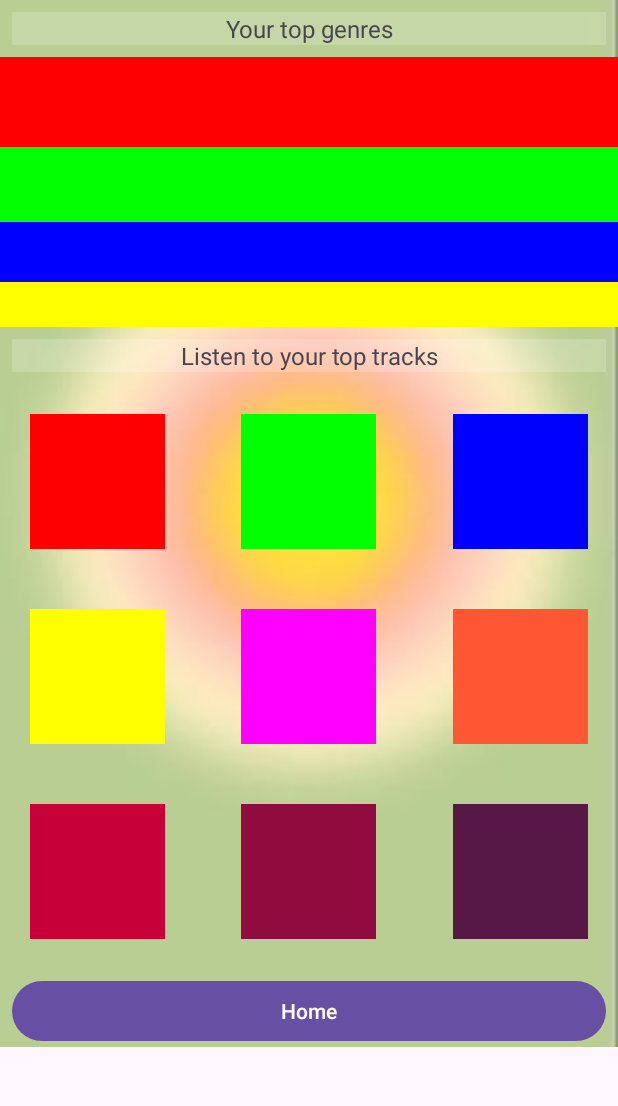
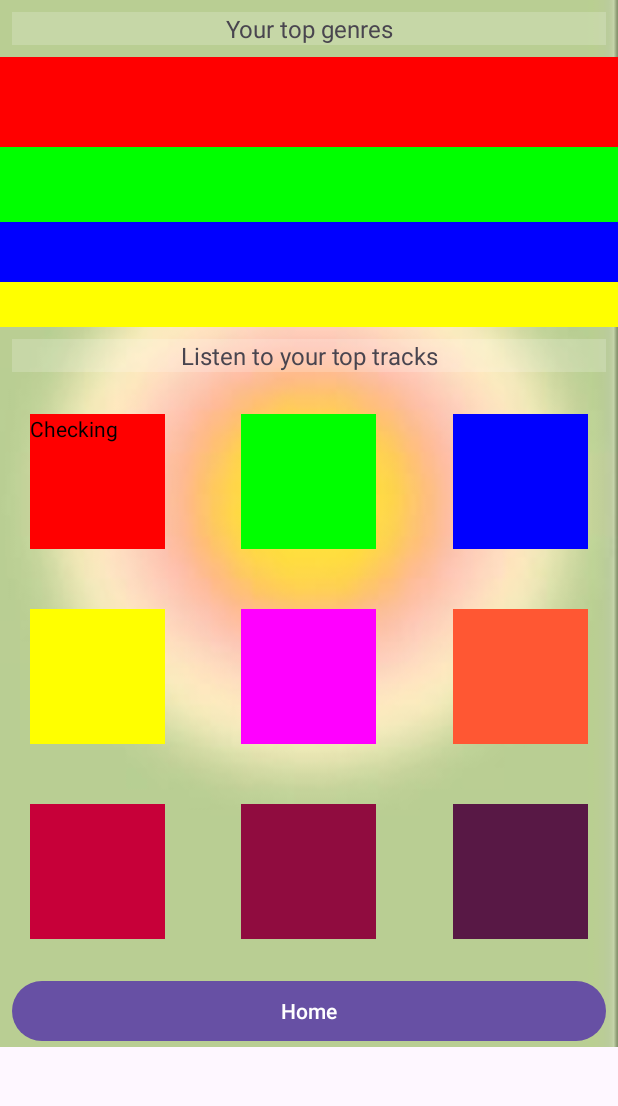
Before and after one commit to ArnArora/Spotify-Wrapped, an Android app: the fragment WrappedFragment shown on its own in the app's theme, on a phone screen of 412 x 824 dp, the part 53-1159 px from its top. Run offline under Robolectric (Android 15) with nearby library versions, the phone set to English and light mode, and no system bars; 1 statement that could not run was skipped.

Commit message:
Got top songs

```diff
--- a/app/src/main/java/com/example/spotifywrapped/ui/wrapped/WrappedFragment.java
+++ b/app/src/main/java/com/example/spotifywrapped/ui/wrapped/WrappedFragment.java
@@ -75,7 +75,7 @@ public class WrappedFragment extends Fragment {
                 fm.replace(R.id.base_container, home);
             }
         });
-        return inflater.inflate(R.layout.wrapped_home, container, false);
+        return view;
     }
 
     public void sendGetRequest(int num, String url) {
@@ -128,7 +128,6 @@ public class WrappedFragment extends Fragment {
     private void populateTracksGrid(String[] tracks) {
         for (int i = 0; i < tracksGrid.getChildCount(); i++) {
             TextView curView = (TextView) tracksGrid.getChildAt(i);
-            Log.d("TRACK", tracks[i]);
             curView.setText(tracks[i]);
         }
     }
--- a/app/src/main/res/layout/wrapped_home.xml
+++ b/app/src/main/res/layout/wrapped_home.xml
@@ -114,6 +114,7 @@
                 android:layout_margin="20dp"
                 android:layout_gravity="center"
                 android:textColor="@color/black"
+                android:text="Checking"
                 android:background="#FF0000" />
 
             <TextView
```
